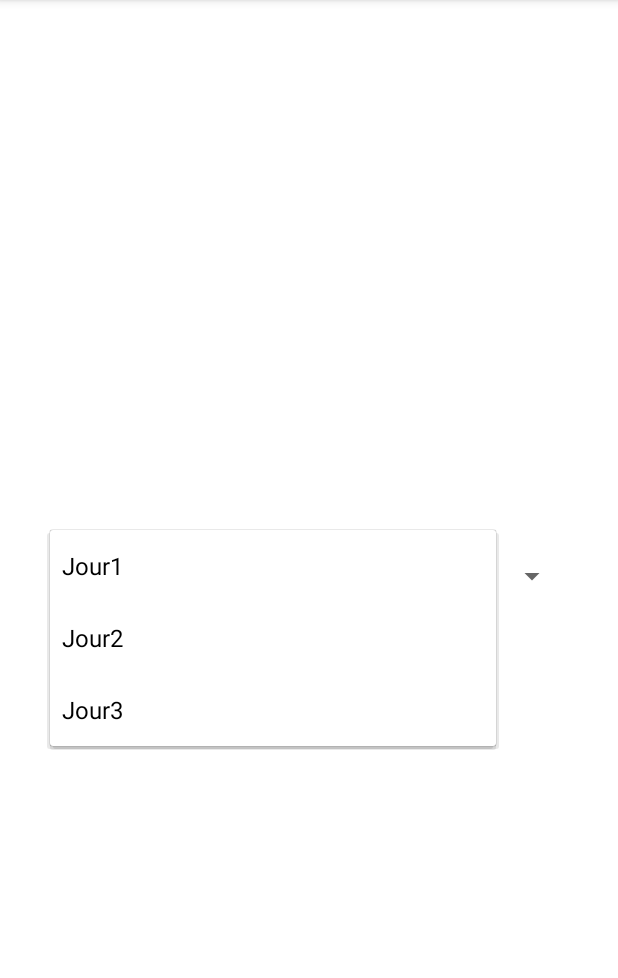
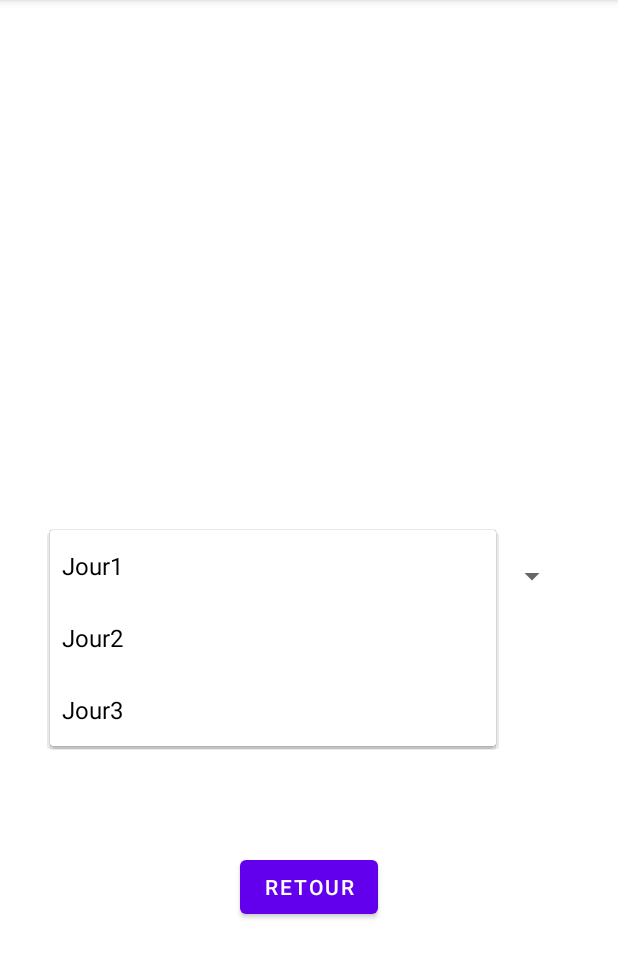
Before and after one commit to jad2n1/dream_and_go, an Android app: the page_CoteAzur screen opened directly, with no data from a screen before it, after a tap on "Jour1", on a phone screen of 412 x 824 dp, the part 84-1062 px from its top. Run offline under Robolectric (Android 15) with nearby library versions, the phone set to English and light mode, and no system bars.

Commit message:
création bouton retour page cote d azur à choix destination

```diff
--- a/app/src/main/java/com/example/pageaccueil/page_CoteAzur.java
+++ b/app/src/main/java/com/example/pageaccueil/page_CoteAzur.java
@@ -1,12 +1,16 @@
 package com.example.pageaccueil;
 
+import android.content.Intent;
 import android.os.Bundle;
+import android.view.View;
 import android.widget.ArrayAdapter;
+import android.widget.Button;
 import android.widget.Spinner;
 
 import androidx.appcompat.app.AppCompatActivity;
 
 public class page_CoteAzur extends AppCompatActivity {
+    Button Bouton_CoteAzur_retour;
 
     @Override
     protected void onCreate(Bundle savedInstanceState) {
@@ -26,6 +30,15 @@ public class page_CoteAzur extends AppCompatActivity {
         // 4) Association de adapter au spinner
         monSpinner4.setAdapter(monAdapter);
 
-        // exemple de commentaire vide
+        Bouton_CoteAzur_retour = (Button) findViewById(R.id.btn_retour_coteazur);
+
+        Bouton_CoteAzur_retour.setOnClickListener(new View.OnClickListener() {
+            @Override
+            public void onClick(View view) {
+                // ouverture de l'activité
+                Intent intent = new Intent(page_CoteAzur.this, choix_destination.class);
+                startActivity(intent);
+            }
+        });
     }
 }
--- a/app/src/main/res/layout/coteazur_page.xml
+++ b/app/src/main/res/layout/coteazur_page.xml
@@ -13,4 +13,14 @@
         app:layout_constraintEnd_toEndOf="parent"
         app:layout_constraintStart_toStartOf="parent"
         app:layout_constraintTop_toTopOf="parent" />
+
+    <Button
+        android:id="@+id/btn_retour_coteazur"
+        android:layout_width="wrap_content"
+        android:layout_height="wrap_content"
+        android:text="@string/retour"
+        app:layout_constraintBottom_toBottomOf="parent"
+        app:layout_constraintEnd_toEndOf="parent"
+        app:layout_constraintStart_toStartOf="parent"
+        app:layout_constraintTop_toBottomOf="@+id/spinner_jours4" />
 </androidx.constraintlayout.widget.ConstraintLayout>
```
